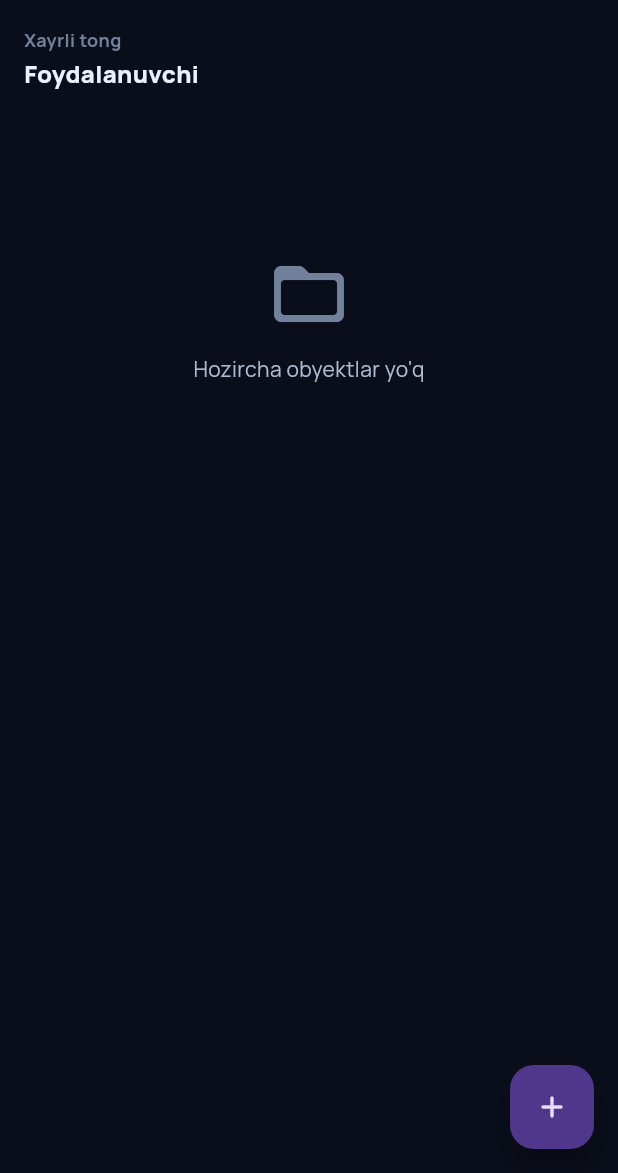
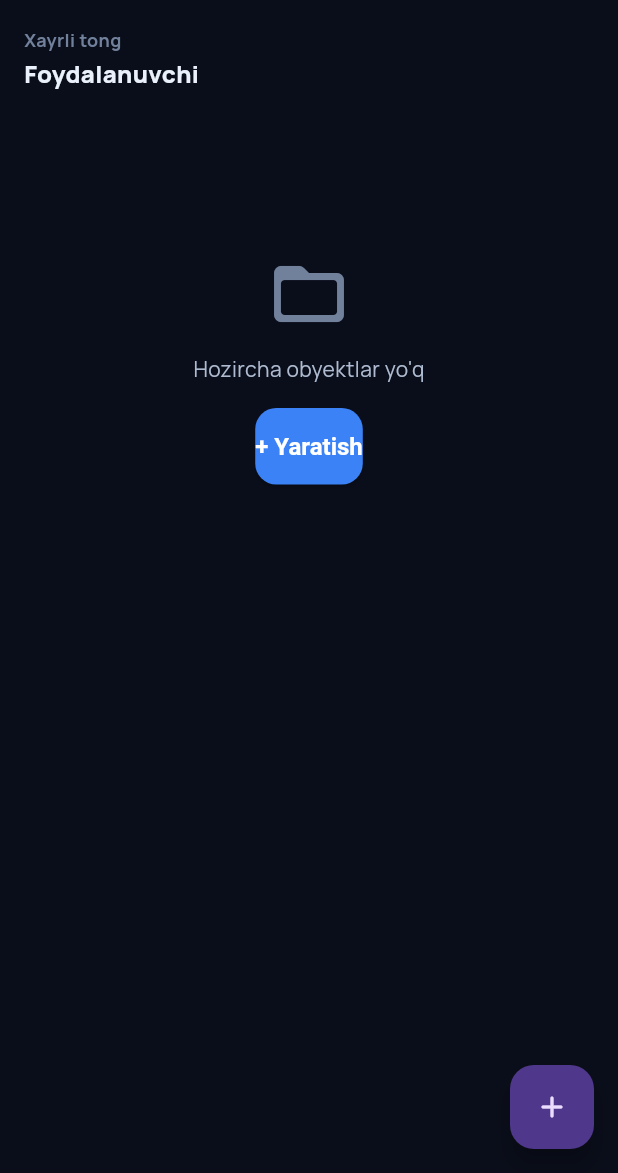
Before and after one commit to Bekzod131313/Prorab, a Flutter app: the DashboardScreen screen opened directly, on a phone screen of 412 x 824 dp, the part 63-1236 px from its top. Run offline on Flutter 3.47's test engine with Material 3 defaults, Android fonts, the phone set to English and light mode, and no system bars; our stand-ins replace google_fonts, share_plus, shared_preferences, supabase_flutter; accounts and stored records are empty.

Commit message:
Add create-project button to empty projects state

```diff
--- a/flutter_app/lib/screens/dashboard_screen.dart
+++ b/flutter_app/lib/screens/dashboard_screen.dart
@@ -327,6 +327,13 @@ class _DashboardScreenState extends State<DashboardScreen> {
           const SizedBox(height: 12),
           const Center(
             child: Text("Hozircha obyektlar yo'q", style: TextStyle(color: AppColors.text2)),
+          ),
+          const SizedBox(height: 16),
+          Center(
+            child: ElevatedButton(
+              onPressed: _openAddProject,
+              child: const Text('+ Yaratish'),
+            ),
           ),
         ],
       );
```
